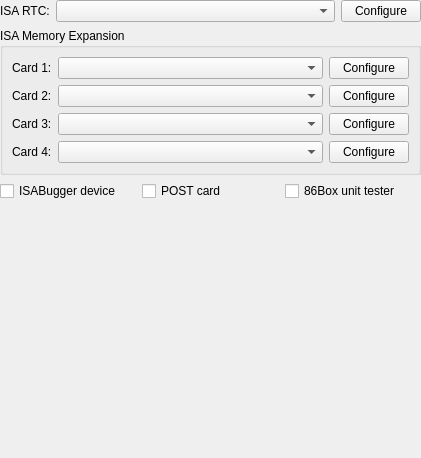
First picture: the form in src/qt/qt_settingsotherperipherals.ui, repository 86Box/86Box, before the edit.
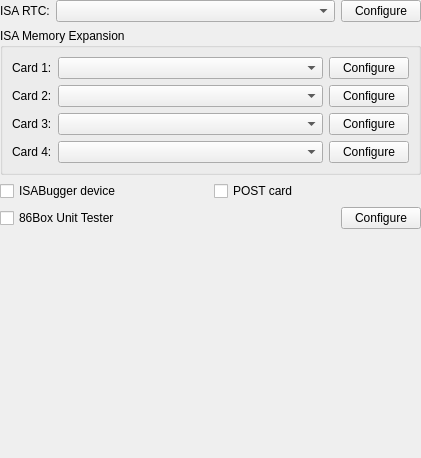
Second picture: the form after the edit.

Commit message:
Allow one to enable/disable unit tester exit
Memo to self: Hardware renderers often exit in a silent segfault. Look into this at some point.

The edit to the form file:
```diff
--- a/src/qt/qt_settingsotherperipherals.ui
+++ b/src/qt/qt_settingsotherperipherals.ui
@@ -190,10 +190,27 @@
        </property>
       </widget>
      </item>
+    </layout>
+   </item>
+   <item>
+    <layout class="QHBoxLayout" name="horizontalLayout_3">
      <item>
       <widget class="QCheckBox" name="checkBoxUnitTester">
        <property name="text">
-        <string>86Box unit tester</string>
+        <string>86Box Unit Tester</string>
+       </property>
+       <property name="sizePolicy">
+        <sizepolicy hsizetype="MinimumExpanding" vsizetype="Fixed">
+         <horstretch>0</horstretch>
+         <verstretch>0</verstretch>
+        </sizepolicy>
+       </property>
+      </widget>
+     </item>
+     <item>
+      <widget class="QPushButton" name="pushButtonConfigureUT">
+       <property name="text">
+        <string>Configure</string>
        </property>
       </widget>
      </item>
```
The commit also changes 3 other files.
